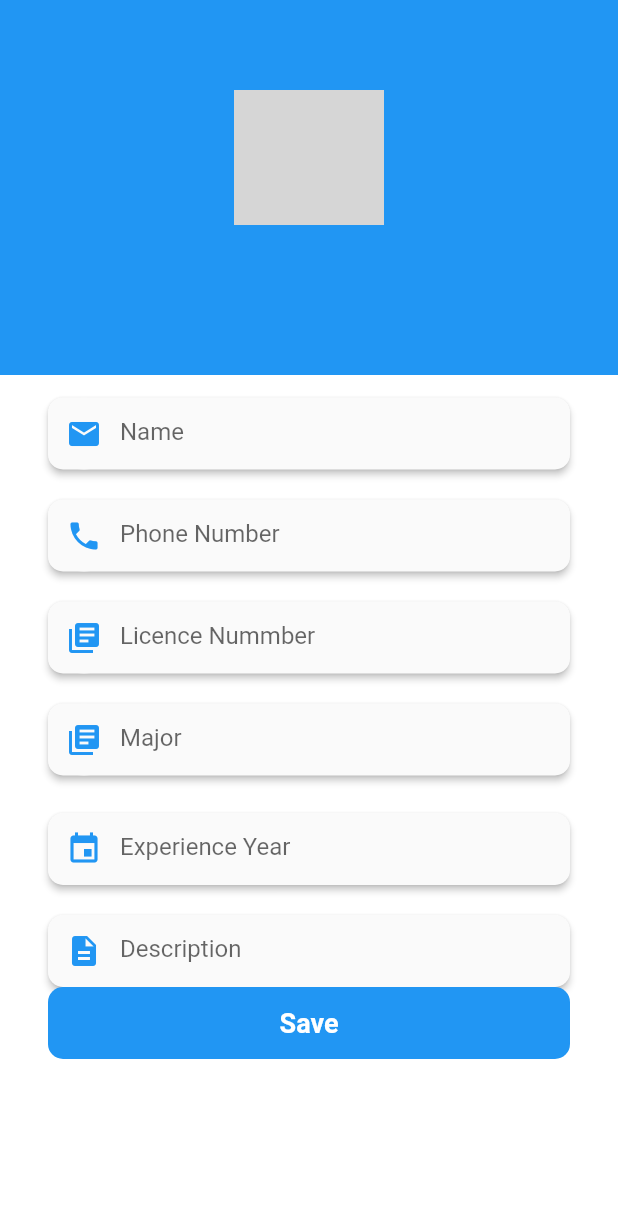
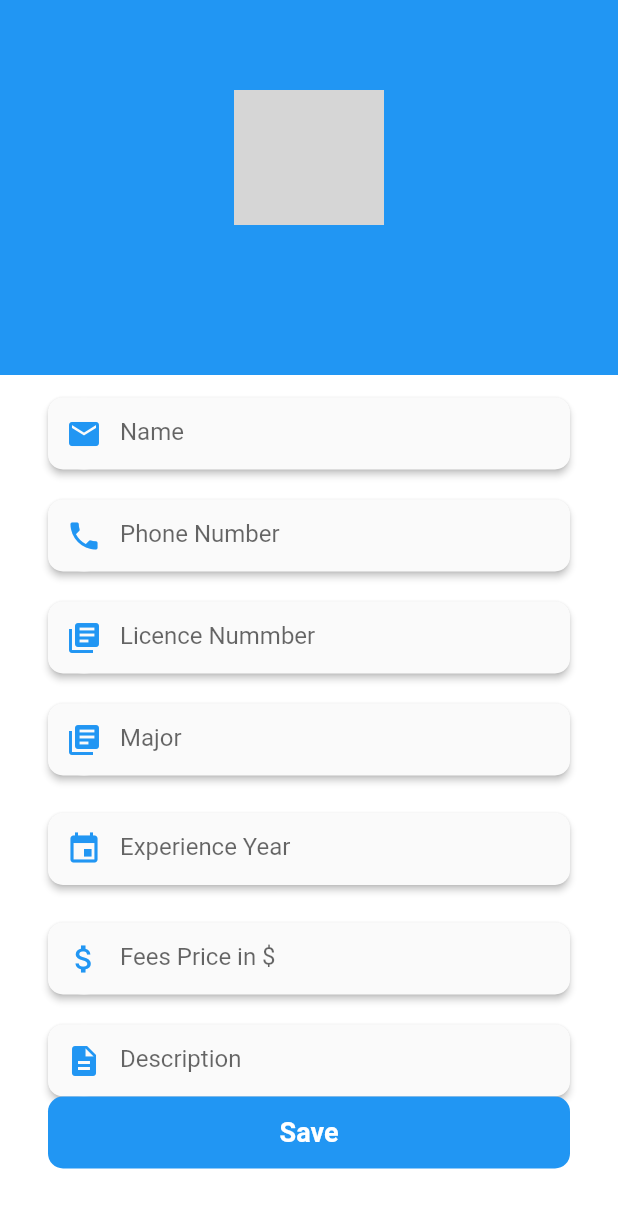
Before and after one commit to ali-shahKust/lawyer_client_app, a Flutter app: the Profile_Setting screen opened directly, on a phone screen of 412 x 824 dp. Shown: the top 1208 px of the screen. Run offline on Flutter 3.47's test engine with Material 2 defaults, Android fonts, the phone set to English and light mode, and no system bars; our stand-ins replace cloud_firestore, firebase_auth, firebase_storage, image_picker, photo_view, progress_dialog; accounts and stored records are empty; network calls fail; grey boxes are pictures that could not be loaded.

Commit message:
Lawyer App Completed

```diff
--- a/lib/Profile_Setting.dart
+++ b/lib/Profile_Setting.dart
@@ -9,7 +9,11 @@ import 'package:firebase_storage/firebase_storage.dart';
 import 'package:image_picker/image_picker.dart'; // For Image Picker
 import 'package:path/path.dart';
 
+import 'homepage.dart';
+
 class Profile_Setting extends StatefulWidget {
+
+
   @override
   _Profile_SettingState createState() => _Profile_SettingState();
 }
@@ -31,7 +35,10 @@ class _Profile_SettingState extends State<Profile_Setting> {
   final _majorcontroller = TextEditingController();
   final _xpcontroller = TextEditingController();
   final _descriptioncontroller = TextEditingController();
+  final _feescontroller = TextEditingController();
   final databaseReference = Firestore.instance;
+
+  final snackBar = SnackBar(content: Text('Successfully Updated!'));
 
   File _image;
   String _uploadedFileURL;
@@ -42,8 +49,21 @@ class _Profile_SettingState extends State<Profile_Setting> {
     super.initState();
   }
 
+
   @override
   Widget build(BuildContext context) {
+    if(mRef != null){
+      _namecontroller.text = mRef['username'];
+      _phonecontroller.text = mRef['phonenumber'];
+      _licencecontroller.text = mRef['licencenumber'];
+      _majorcontroller.text = mRef['type'];
+      _xpcontroller.text = mRef['year_experience'];
+      _feescontroller.text = mRef['fees'];
+      _descriptioncontroller.text = mRef['description'];
+
+    }
+
+
     return Scaffold(
       backgroundColor: Colors.white,
 
@@ -108,6 +128,7 @@ class _Profile_SettingState extends State<Profile_Setting> {
             height: 15,
           ),
           Padding(
+
             padding: EdgeInsets.symmetric(horizontal: 32),
             child: Material(
               elevation: 2.0,
@@ -118,6 +139,7 @@ class _Profile_SettingState extends State<Profile_Setting> {
                 onChanged: (String value) {},
                 cursorColor: Constant.appColor,
                 decoration: InputDecoration(
+                  //  prefixText:mRef['username'] ,
                     hintText: "Name",
                     prefixIcon: Material(
                       elevation: 0,
@@ -246,6 +268,34 @@ class _Profile_SettingState extends State<Profile_Setting> {
             ),
           ),
           SizedBox(
+            height: 25,
+          ),
+          Padding(
+            padding: EdgeInsets.symmetric(horizontal: 32),
+            child: Material(
+              elevation: 2.0,
+              borderRadius: BorderRadius.all(Radius.circular(10)),
+              child: TextField(
+                controller: _feescontroller,
+                onChanged: (String value) {},
+                cursorColor: Constant.appColor,
+                decoration: InputDecoration(
+                    hintText: "Fees Price in \$",
+                    prefixIcon: Material(
+                      elevation: 0,
+                      borderRadius: BorderRadius.all(Radius.circular(30)),
+                      child: Icon(
+                        Icons.attach_money,
+                        color: Constant.appColor,
+                      ),
+                    ),
+                    border: InputBorder.none,
+                    contentPadding:
+                    EdgeInsets.symmetric(horizontal: 25, vertical: 13)),
+              ),
+            ),
+          ),
+          SizedBox(
             height: 20,
           ),
           Padding(
@@ -292,6 +342,8 @@ class _Profile_SettingState extends State<Profile_Setting> {
                   ),
                   onPressed: () {
                     createRecord();
+                    Navigator.pushReplacement(context, MaterialPageRoute(builder: (context) => ClientHomePage()));
+                    Scaffold.of(context).showSnackBar(snackBar);
                   },
                 ),
               )),
@@ -323,6 +375,7 @@ class _Profile_SettingState extends State<Profile_Setting> {
         'year_experience': _xpcontroller.text,
         'type': _majorcontroller.text,
         'description': _descriptioncontroller.text,
+        'fees':_feescontroller.text
       }, merge: true);
 
     }
--- a/pubspec.yaml
+++ b/pubspec.yaml
@@ -34,7 +34,7 @@ dependencies:
   firebase_messaging: ^5.1.6
   flutter_local_notifications: ^0.8.4
   photo_view: ^0.5.0
-
+  progress_dialog: ^1.2.1
 dev_dependencies:
   flutter_test:
     sdk: flutter
```
Also changed, not shown: lib/client_login_page.dart (+23 -2 lines), pubspec.lock.
